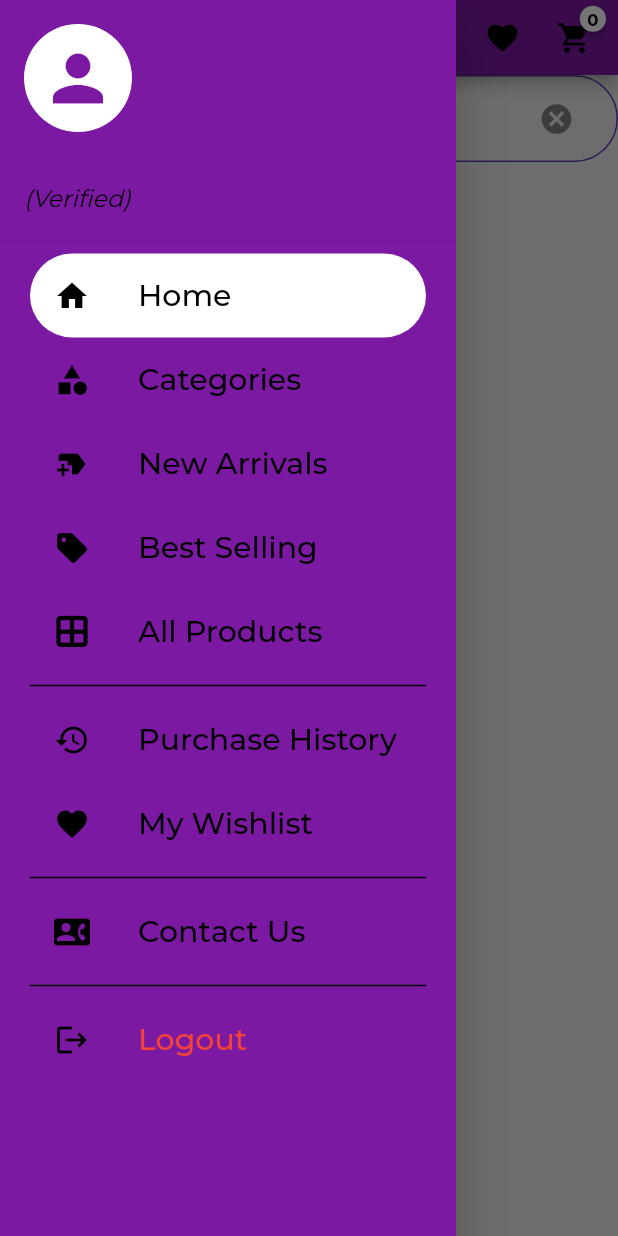
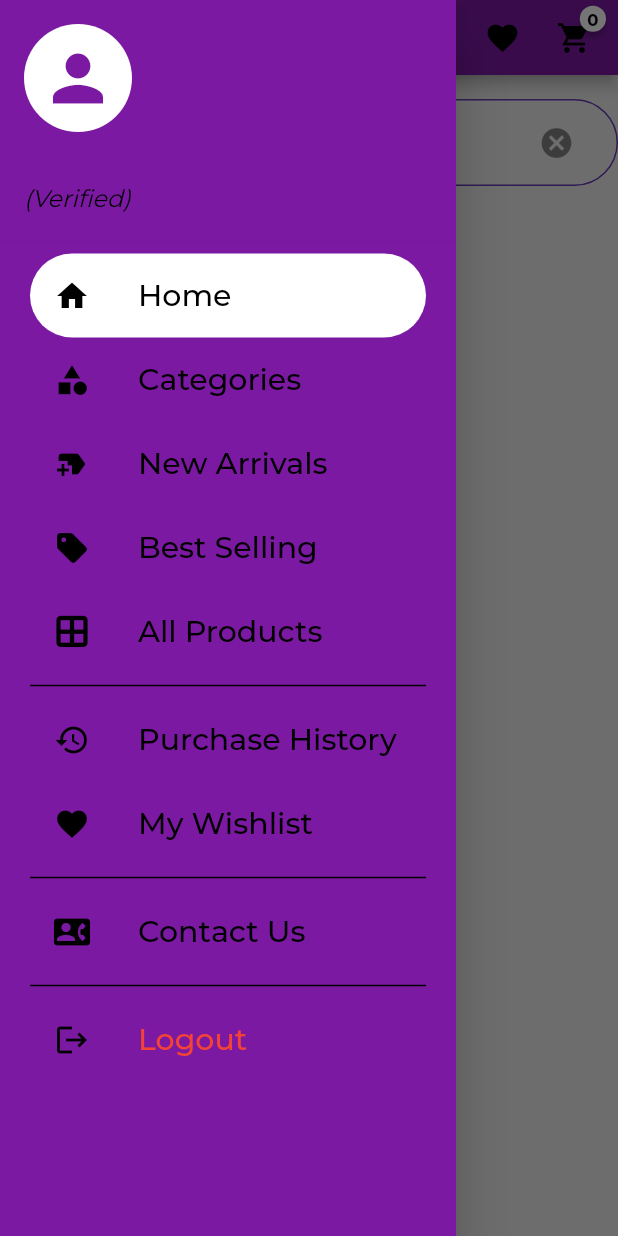
Before and after one commit to binadam1983/e_com, a Flutter app: the SearchScreen screen opened by its route, with the side drawer open, on a phone screen of 412 x 824 dp. Run offline on Flutter 3.47's test engine with Material 2 defaults, Android fonts, the phone set to English and light mode, and no system bars; drawn by our look-alikes of badges; our stand-ins replace animate_do, bloc, carousel_slider, cloud_firestore, equatable, firebase_auth and 6 more; missing offline and left inert: flow_builder, flutter_stripe; accounts and stored records are empty; project files that could hold a hidden picture were left out.

Commit message:
minor updates

```diff
--- a/lib/logic/cart/cart_cubit.dart
+++ b/lib/logic/cart/cart_cubit.dart
@@ -8,7 +8,7 @@
   CartCubit() : super(CartLoading()) {
     if (state is CartLoading) {
       Future<void>.delayed(const Duration(seconds: 1));
-      emit(CartLoaded(cart: CartModel(products: const <Product>[])));
+      emit(const CartLoaded(cart: CartModel(products: <Product>[])));
     }
   }
 
--- a/lib/logic/cart/cart_state.dart
+++ b/lib/logic/cart/cart_state.dart
@@ -16,7 +16,7 @@
 class CartLoaded extends CartState {
   final CartModel cart;
 
-  CartLoaded({
+  const CartLoaded({
     required this.cart,
   });
 
--- a/lib/logic/category/category_cubit.dart
+++ b/lib/logic/category/category_cubit.dart
@@ -1,4 +1,3 @@
-import 'dart:async';
 
 import 'package:bloc/bloc.dart';
 import 'package:e_com/models/category_model.dart';
--- a/lib/models/cart_model.dart
+++ b/lib/models/cart_model.dart
@@ -9,7 +9,7 @@
   const CartModel({this.products = const <Product>[]});
 
   Map productQuantityMap(products) {
-    var result = Map();
+    var result = {};
 
     products.forEach((product) {
       if (result.containsKey(product)) {
--- a/lib/models/category_model.dart
+++ b/lib/models/category_model.dart
@@ -6,7 +6,7 @@
   final String name;
   final String imageUrl;
 
-  Category({
+  const Category({
     required this.name,
     required this.imageUrl,
   });
@@ -19,10 +19,10 @@
   }
 
   static List<Category> categories = [
-    Category(name: 'Shampoos', imageUrl: 'assets/images/category0.jpg'),
-    Category(name: 'Clothes', imageUrl: 'assets/images/category1.jpg'),
-    Category(name: 'Perfumes', imageUrl: 'assets/images/category2.jpg'),
-    Category(name: 'Sneakers', imageUrl: 'assets/images/new_arrival3.jpg'),
+    const Category(name: 'Shampoos', imageUrl: 'assets/images/category0.jpg'),
+    const Category(name: 'Clothes', imageUrl: 'assets/images/category1.jpg'),
+    const Category(name: 'Perfumes', imageUrl: 'assets/images/category2.jpg'),
+    const Category(name: 'Sneakers', imageUrl: 'assets/images/new_arrival3.jpg'),
   ];
 
   @override
--- a/lib/models/product_model.dart
+++ b/lib/models/product_model.dart
@@ -13,7 +13,7 @@
   final bool isNewArrival;
   final bool isOnSale;
 
-  Product({
+  const Product({
     required this.name,
     required this.category,
     required this.imageUrl,
@@ -37,7 +37,7 @@
   }
 
   static List<Product> products = [
-    Product(
+    const Product(
         name: 'Shampoo',
         category: 'Shampoos',
         imageUrl: 'assets/images/bestsell0.jpg',
@@ -45,7 +45,7 @@
         isBestSelling: true,
         isNewArrival: true,
         isOnSale: true),
-    Product(
+    const Product(
         name: 'Summer Shirts',
         category: 'Clothes',
         imageUrl: 'assets/images/bestsell1.jpg',
@@ -53,7 +53,7 @@
         isBestSelling: true,
         isNewArrival: true,
         isOnSale: true),
-    Product(
+    const Product(
         name: 'Wireless Headphones',
         category: 'Electronics',
         imageUrl: 'assets/images/bestsell3.jpg',
@@ -61,7 +61,7 @@
         isBestSelling: true,
         isNewArrival: true,
         isOnSale: true),
-    Product(
+    const Product(
         name: 'Apple iPhone 14',
         category: 'Electronics',
         imageUrl: 'assets/images/bestsell4.jpg',
@@ -69,7 +69,7 @@
         isBestSelling: true,
         isNewArrival: true,
         isOnSale: true),
-    Product(
+    const Product(
         name: 'Wrist Watch',
         category: 'Watches',
         imageUrl: 'assets/images/bestsell5.jpg',
@@ -77,7 +77,7 @@
         isBestSelling: true,
         isNewArrival: true,
         isOnSale: false),
-    Product(
+    const Product(
         name: 'Nike-Sneakers',
         category: 'Sneakers',
         imageUrl: 'assets/images/new_arrival0.jpg',
@@ -85,7 +85,7 @@
         isBestSelling: true,
         isNewArrival: true,
         isOnSale: true),
-    Product(
+    const Product(
         name: 'Sneakers-1',
         category: 'Sneakers',
         imageUrl: 'assets/images/new_arrival1.jpg',
@@ -93,7 +93,7 @@
         isBestSelling: false,
         isNewArrival: true,
         isOnSale: true),
-    Product(
+    const Product(
         name: 'Sneakers-3',
         category: 'Sneakers',
         imageUrl: 'assets/images/new_arrival2.jpg',
@@ -101,7 +101,7 @@
         isBestSelling: false,
         isNewArrival: true,
         isOnSale: true),
-    Product(
+    const Product(
         name: 'Sneakers-2',
         category: 'Sneakers',
         imageUrl: 'assets/images/new_arrival3.jpg',
@@ -109,7 +109,7 @@
         isBestSelling: false,
         isNewArrival: true,
         isOnSale: true),
-    Product(
+    const Product(
         name: 'Sneakers-4',
         category: 'Sneakers',
         imageUrl: 'assets/images/new_arrival4.jpg',
@@ -117,7 +117,7 @@
         isBestSelling: false,
         isNewArrival: true,
         isOnSale: true),
-    Product(
+    const Product(
         name: 'Shampoo-1',
         category: 'Shampoos',
         imageUrl: 'assets/images/shampoo1.jpg',
@@ -125,7 +125,7 @@
         isBestSelling: false,
         isNewArrival: false,
         isOnSale: true),
-    Product(
+    const Product(
         name: 'Shampoo-2',
         category: 'Shampoos',
         imageUrl: 'assets/images/shampoo2.jpg',
@@ -133,7 +133,7 @@
         isBestSelling: false,
         isNewArrival: false,
         isOnSale: true),
-    Product(
+    const Product(
         name: 'Shampoo-3',
         category: 'Shampoos',
         imageUrl: 'assets/images/shampoo2.jpg',
@@ -141,7 +141,7 @@
         isBestSelling: false,
         isNewArrival: false,
         isOnSale: true),
-    Product(
+    const Product(
         name: 'Shampoo-4',
         category: 'Shampoos',
         imageUrl: 'assets/images/shampoo1.jpg',
@@ -149,7 +149,7 @@
         isBestSelling: false,
         isNewArrival: false,
         isOnSale: true),
-    Product(
+    const Product(
         name: 'perfume-1',
         category: 'perfumes',
         imageUrl: 'assets/images/perfume1.jpg',
@@ -157,7 +157,7 @@
         isBestSelling: false,
         isNewArrival: false,
         isOnSale: true),
-    Product(
+    const Product(
         name: 'perfume-2',
         category: 'perfumes',
         imageUrl: 'assets/images/perfume2.jpg',
--- a/lib/models/user_record_model.dart
+++ b/lib/models/user_record_model.dart
@@ -1,5 +1,4 @@
 // ignore_for_file: public_member_api_docs, sort_constructors_first
-import 'dart:convert';
 
 import 'package:equatable/equatable.dart';
 
--- a/lib/repository/auth_repo.dart
+++ b/lib/repository/auth_repo.dart
@@ -68,7 +68,7 @@
     try {
       Future.wait([_firebaseAuth.signOut()]);
     } on firebase_auth.FirebaseAuthException catch (e) {
-      print('LOGOUT ERROR: ${e}');
+      print('LOGOUT ERROR: $e');
     }
   }
 
--- a/lib/screens/home_screen.dart
+++ b/lib/screens/home_screen.dart
@@ -6,7 +6,6 @@
 import 'package:flutter/material.dart';
 import 'package:flutter_bloc/flutter_bloc.dart';
 
-import '../widgets/onsale.dart';
 
 class HomeScreen extends StatelessWidget {
   const HomeScreen({
@@ -23,7 +22,7 @@
     // final User user =
     //     context.select((AuthCubit bloc) => bloc.state.(value) => value.User(id: id) ?? User.empty);
 
-    final size = MediaQuery.of(context).size;
+    // final size = MediaQuery.of(context).size;
     return Scaffold(
       backgroundColor: Colors.grey.shade200,
       appBar: CustomAppBar(
--- a/lib/screens/login_screen.dart
+++ b/lib/screens/login_screen.dart
@@ -76,15 +76,18 @@
         return e.message;
       }
     }
+    return null;
   }
 
   Future<String?> _signupUser(SignupData data) async {
     authRepo.signUp(email: data.name, password: data.password);
+    return null;
   }
 
   Future<String?> _recoverPassword(String email) async {
     // debugPrint('Name: $name');
     authRepo.recoverPassword(email: email);
+    return null;
   }
 
   @override
@@ -125,6 +128,7 @@
                 Navigator.of(context, rootNavigator: true)
                     .pushNamed(LoginScreen.routeName);
               }
+              return null;
             },
           ),
         ]);
--- a/lib/screens/search_screen.dart
+++ b/lib/screens/search_screen.dart
@@ -30,6 +30,7 @@
           crossAxisAlignment: CrossAxisAlignment.stretch,
           mainAxisAlignment: MainAxisAlignment.start,
           children: [
+            const Padding(padding: EdgeInsets.all(8.0)),
             ListTile(
               shape: RoundedRectangleBorder(
                   borderRadius: BorderRadius.circular(30),
--- a/lib/widgets/custom_appbar.dart
+++ b/lib/widgets/custom_appbar.dart
@@ -5,7 +5,7 @@
 import 'package:flutter/material.dart';
 import 'package:flutter_bloc/flutter_bloc.dart';
 
-class CustomAppBar extends StatelessWidget with PreferredSizeWidget {
+class CustomAppBar extends StatelessWidget implements PreferredSizeWidget {
   const CustomAppBar({
     Key? key,
     required this.title,
--- a/lib/widgets/grid_view_builder.dart
+++ b/lib/widgets/grid_view_builder.dart
@@ -2,7 +2,6 @@
 import 'package:e_com/widgets/widgets.dart';
 import 'package:flutter/material.dart';
 
-import '../constants/styles.dart';
 
 class GridViewBuilder extends StatelessWidget {
   const GridViewBuilder({
@@ -15,11 +14,12 @@
   @override
   Widget build(BuildContext context) {
     final Size size = MediaQuery.of(context).size;
+    final orientation = MediaQuery.of(context).orientation;
     return SingleChildScrollView(
       child: GridView.builder(
         padding: const EdgeInsets.all(0),
         gridDelegate:
-            const SliverGridDelegateWithFixedCrossAxisCount(crossAxisCount: 2),
+            SliverGridDelegateWithFixedCrossAxisCount(crossAxisCount: orientation == Orientation.portrait ? 2 : 3),
         shrinkWrap: true,
         itemCount: products.length,
         itemBuilder: (context, index) => SizedBox(
--- a/lib/widgets/wishlist_product_card.dart
+++ b/lib/widgets/wishlist_product_card.dart
@@ -84,7 +84,7 @@
                           ScaffoldMessenger.of(context).showSnackBar(SnackBar(
                               backgroundColor: Colors.red,
                               content: Text(
-                                  '${product.name} removed from Wishlist')));
+                                  '${product.name} removed from wishlist')));
                         },
                         icon: (const Icon(Icons.delete, size: 30)),
                       ),
@@ -96,7 +96,7 @@
                               .addProduct(product);
                           ScaffoldMessenger.of(context).showSnackBar(SnackBar(
                             content:
-                                Text('${product.name} added to the Wishlist'),
+                                Text('${product.name} added to the cart'),
                             backgroundColor: Colors.blueGrey,
                           ));
                         },
--- a/pubspec.yaml
+++ b/pubspec.yaml
@@ -50,9 +50,6 @@
   flutter_spinkit: any
   flutter_login: any
   http: any
-  # flutter_appauth: any
-  # flutter_secure_storage: any
-  # auth0_flutter: any
   font_awesome_flutter: any
   flow_builder: any
   google_sign_in: any
```
Also changed, not shown: pubspec.lock, 3 other files.
